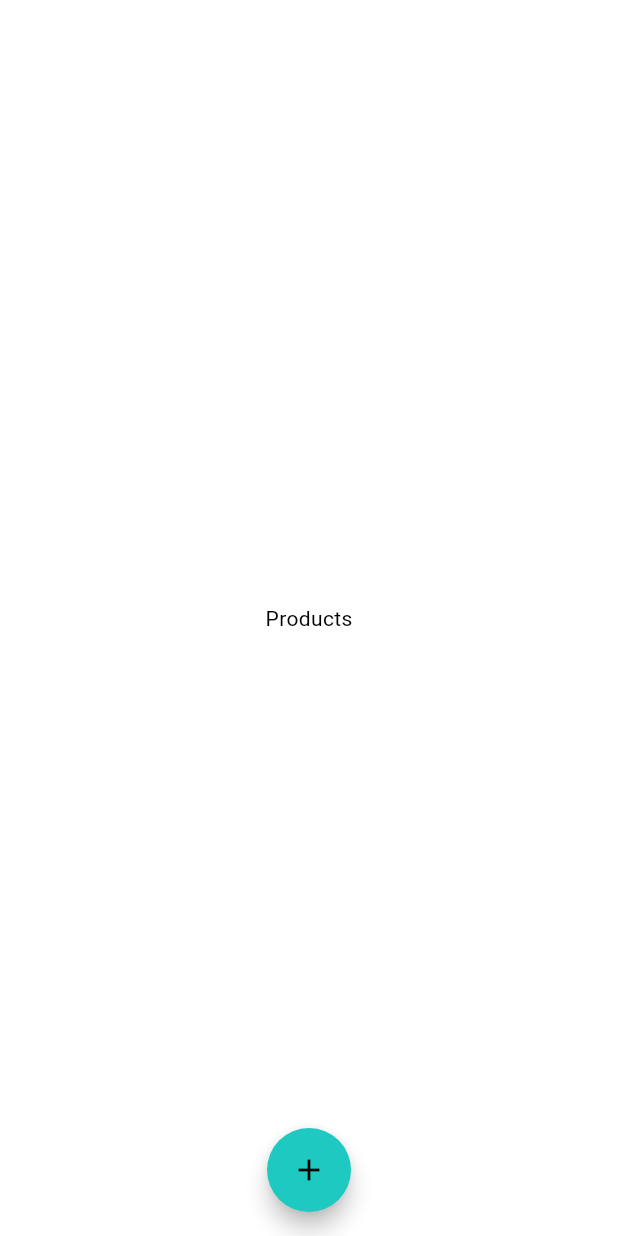
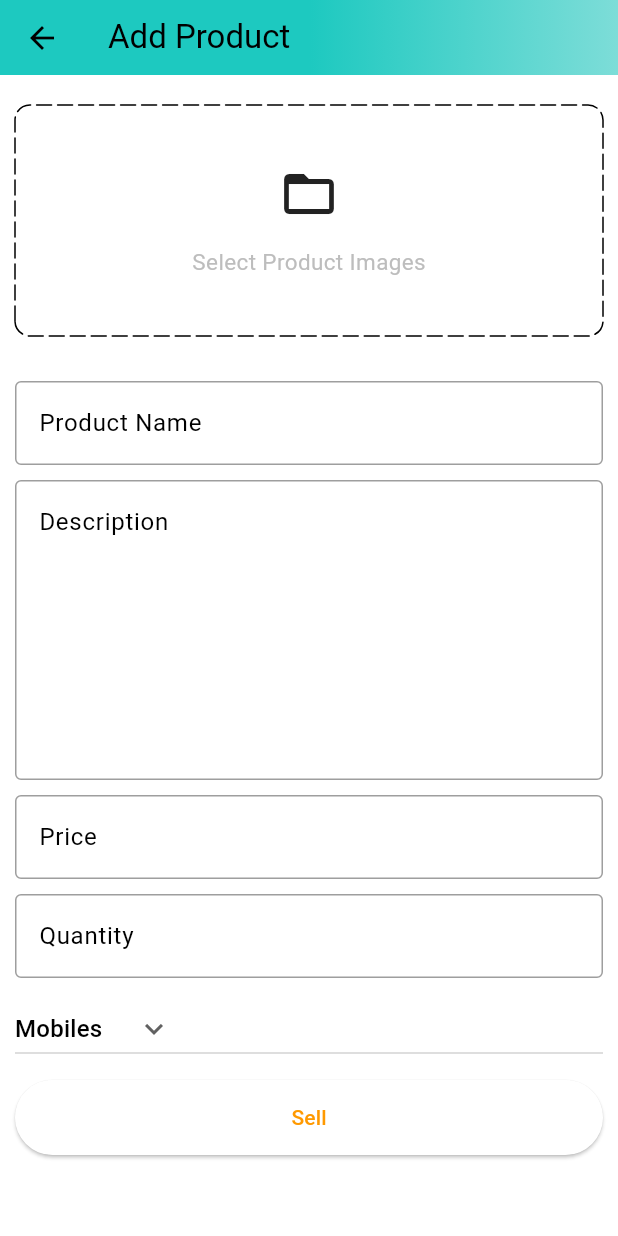
Before and after one commit to MinhNhatQA15101910/amazon_clone, a Flutter app: the PostsScreen screen opened directly, after a tap on the "add" icon, on a phone screen of 412 x 824 dp. Run offline on Flutter 3.47's test engine with Material 3 defaults, Android fonts, the phone set to English and light mode, and no system bars; drawn by our look-alikes of dotted_border; our stand-ins replace badges, carousel_slider, shared_preferences; accounts and stored records are empty.

Commit message:
Add Product Screen UI.

```diff
--- a/frontend/lib/common/widgets/custom_textfield.dart
+++ b/frontend/lib/common/widgets/custom_textfield.dart
@@ -5,15 +5,18 @@ class CustomTextfield extends StatelessWidget {
     super.key,
     required this.controller,
     required this.hintText,
+    this.maxLines = 1,
   });
 
   final TextEditingController controller;
   final String hintText;
+  final int maxLines;
 
   @override
   Widget build(BuildContext context) {
     return TextFormField(
       controller: controller,
+      maxLines: maxLines,
       decoration: InputDecoration(
         hintText: hintText,
         border: const OutlineInputBorder(
--- /dev/null
+++ b/frontend/lib/features/admin/screens/add_product_screen.dart
@@ -0,0 +1,145 @@
+import 'package:dotted_border/dotted_border.dart';
+import 'package:flutter/material.dart';
+import 'package:frontend/common/widgets/custom_button.dart';
+import 'package:frontend/common/widgets/custom_textfield.dart';
+import 'package:frontend/constants/global_variables.dart';
+
+class AddProductScreen extends StatefulWidget {
+  static const String routeName = '/add-product';
+  const AddProductScreen({super.key});
+
+  @override
+  State<AddProductScreen> createState() => _AddProductScreenState();
+}
+
+class _AddProductScreenState extends State<AddProductScreen> {
+  final _productNameController = TextEditingController();
+  final _descriptionController = TextEditingController();
+  final _priceController = TextEditingController();
+  final _quantityController = TextEditingController();
+
+  var _category = 'Mobiles';
+
+  final _productCategories = [
+    'Mobiles',
+    'Essentials',
+    'Appliances',
+    'Books',
+    'Fashion',
+  ];
+
+  @override
+  Widget build(BuildContext context) {
+    return Scaffold(
+      appBar: PreferredSize(
+        preferredSize: const Size.fromHeight(50),
+        child: AppBar(
+          flexibleSpace: Container(
+            decoration: const BoxDecoration(
+              gradient: GlobalVariables.appBarGradient,
+            ),
+          ),
+          title: const Text(
+            'Add Product',
+            style: TextStyle(
+              color: Colors.black,
+            ),
+          ),
+        ),
+      ),
+      body: SingleChildScrollView(
+        child: Form(
+          child: Padding(
+            padding: const EdgeInsets.symmetric(horizontal: 10),
+            child: Column(
+              children: [
+                const SizedBox(height: 20),
+                DottedBorder(
+                  borderType: BorderType.RRect,
+                  radius: const Radius.circular(10),
+                  dashPattern: const [10, 4],
+                  strokeCap: StrokeCap.round,
+                  child: Container(
+                    width: double.infinity,
+                    height: 150,
+                    decoration: BoxDecoration(
+                      borderRadius: BorderRadius.circular(10),
+                    ),
+                    child: Column(
+                      mainAxisAlignment: MainAxisAlignment.center,
+                      children: [
+                        const Icon(
+                          Icons.folder_open,
+                          size: 40,
+                        ),
+                        const SizedBox(height: 15),
+                        Text(
+                          'Select Product Images',
+                          style: TextStyle(
+                              fontSize: 15, color: Colors.grey.shade400),
+                        ),
+                      ],
+                    ),
+                  ),
+                ),
+                const SizedBox(height: 30),
+                CustomTextfield(
+                  controller: _productNameController,
+                  hintText: 'Product Name',
+                ),
+                const SizedBox(height: 10),
+                CustomTextfield(
+                  controller: _descriptionController,
+                  hintText: 'Description',
+                  maxLines: 7,
+                ),
+                const SizedBox(height: 10),
+                CustomTextfield(
+                  controller: _priceController,
+                  hintText: 'Price',
+                ),
+                const SizedBox(height: 10),
+                CustomTextfield(
+                  controller: _quantityController,
+                  hintText: 'Quantity',
+                ),
+                const SizedBox(height: 10),
+                SizedBox(
+                  width: double.infinity,
+                  child: DropdownButton(
+                    value: _category,
+                    icon: const Icon(Icons.keyboard_arrow_down),
+                    items: _productCategories.map(
+                      (String item) {
+                        return DropdownMenuItem(
+                          value: item,
+                          child: Text(item),
+                        );
+                      },
+                    ).toList(),
+                    onChanged: (String? newVal) {
+                      setState(() {
+                        _category = newVal!;
+                      });
+                    },
+                  ),
+                ),
+                const SizedBox(height: 10),
+                CustomButton(text: 'Sell', onTap: () {}),
+              ],
+            ),
+          ),
+        ),
+      ),
+    );
+  }
+
+  @override
+  void dispose() {
+    _productNameController.dispose();
+    _descriptionController.dispose();
+    _priceController.dispose();
+    _quantityController.dispose();
+    super.dispose();
+  }
+}
--- a/frontend/lib/features/admin/screens/posts_screen.dart
+++ b/frontend/lib/features/admin/screens/posts_screen.dart
@@ -1,4 +1,5 @@
 import 'package:flutter/material.dart';
+import 'package:frontend/features/admin/screens/add_product_screen.dart';
 
 class PostsScreen extends StatefulWidget {
   const PostsScreen({super.key});
@@ -8,6 +9,10 @@ class PostsScreen extends StatefulWidget {
 }
 
 class _PostsScreenState extends State<PostsScreen> {
+  void _navigateToAddProduct() {
+    Navigator.of(context).pushNamed(AddProductScreen.routeName);
+  }
+
   @override
   Widget build(BuildContext context) {
     return Scaffold(
@@ -15,7 +20,7 @@ class _PostsScreenState extends State<PostsScreen> {
         child: Text('Products'),
       ),
       floatingActionButton: FloatingActionButton(
-        onPressed: () {},
+        onPressed: _navigateToAddProduct,
         tooltip: 'Add a Product',
         backgroundColor: const Color.fromARGB(255, 29, 201, 192),
         foregroundColor: Colors.black,
--- a/frontend/lib/router.dart
+++ b/frontend/lib/router.dart
@@ -1,5 +1,6 @@
 import 'package:flutter/material.dart';
 import 'package:frontend/common/widgets/bottom_bar.dart';
+import 'package:frontend/features/admin/screens/add_product_screen.dart';
 import 'package:frontend/features/auth/screens/auth_screen.dart';
 import 'package:frontend/features/home/screens/home_screen.dart';
 
@@ -20,6 +21,11 @@ Route<dynamic> generateRoute(RouteSettings routeSettings) {
         settings: routeSettings,
         builder: (_) => const HomeScreen(),
       );
+    case AddProductScreen.routeName:
+      return MaterialPageRoute(
+        settings: routeSettings,
+        builder: (_) => const AddProductScreen(),
+      );
     default:
       return MaterialPageRoute(
         settings: routeSettings,
--- a/frontend/pubspec.yaml
+++ b/frontend/pubspec.yaml
@@ -39,6 +39,7 @@ dependencies:
   shared_preferences: ^2.2.2
   badges: ^3.1.2
   carousel_slider: ^4.2.1
+  dotted_border: ^2.1.0
 
 dev_dependencies:
   flutter_test:
```
Also changed, not shown: frontend/pubspec.lock.
